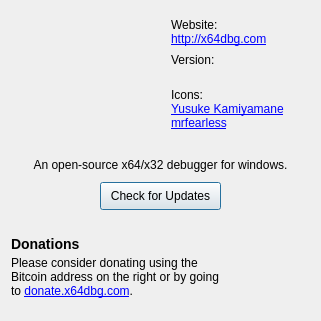
Above: src/gui/Src/Gui/AboutDialog.ui from x64dbg/x64dbg before the change. Below: the same form after it.
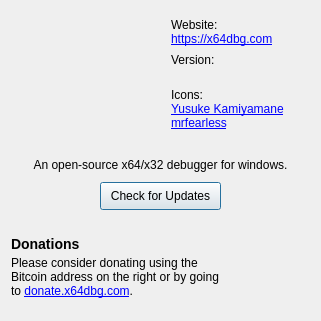
That is the form after the change. Icons and pictures are not drawn.

Commit message:
Use https for links (#2839)
* Use https for links

* change subdomain back to http

Diff of the .ui file:
```diff
--- a/src/gui/Src/Gui/AboutDialog.ui
+++ b/src/gui/Src/Gui/AboutDialog.ui
@@ -117,7 +117,7 @@
             <set>Qt::ImhUrlCharactersOnly</set>
            </property>
            <property name="text">
-            <string>&lt;a href=&quot;http://x64dbg.com&quot;&gt;http://x64dbg.com&lt;/a&gt;</string>
+            <string>&lt;a href=&quot;https://x64dbg.com&quot;&gt;https://x64dbg.com&lt;/a&gt;</string>
            </property>
            <property name="textFormat">
             <enum>Qt::RichText</enum>
```
Left out of the diff: 2 changed lines with no effect on the pictures. The commit also changes 1 other file.
